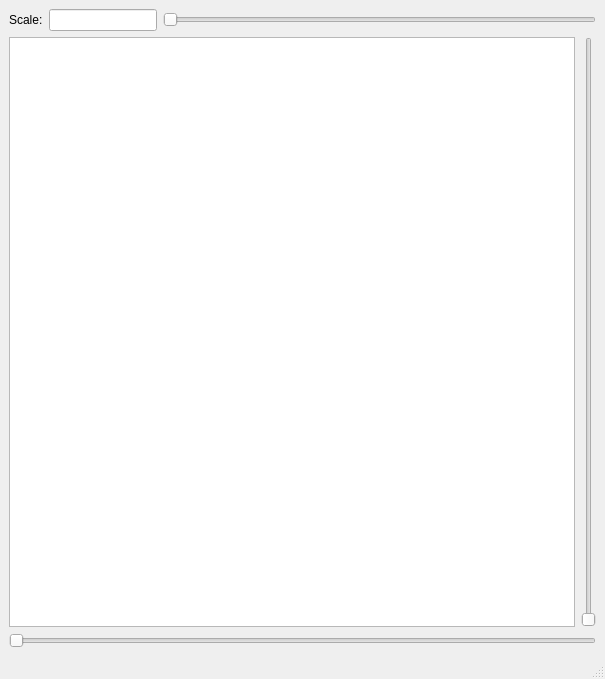
code-google-com/mayatools, file Maya_Tools/Developer/Main/UI/Decal_Form.ui: the form before one commit.
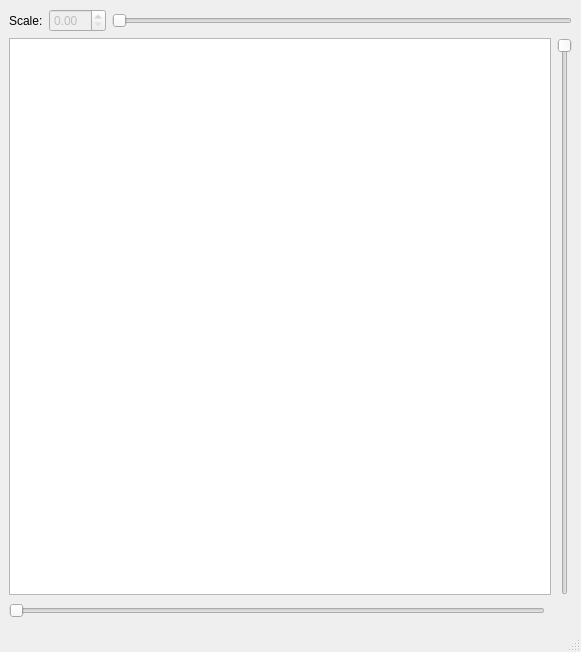
The form after the commit.

What changed in the file:
```diff
--- a/Maya_Tools/Developer/Main/UI/Decal_Form.ui
+++ b/Maya_Tools/Developer/Main/UI/Decal_Form.ui
@@ -6,15 +6,21 @@
    <rect>
     <x>0</x>
     <y>0</y>
-    <width>605</width>
-    <height>679</height>
+    <width>581</width>
+    <height>652</height>
    </rect>
   </property>
   <property name="windowTitle">
    <string>MainWindow</string>
   </property>
+  <property name="documentMode">
+   <bool>true</bool>
+  </property>
+  <property name="dockNestingEnabled">
+   <bool>true</bool>
+  </property>
   <widget class="QWidget" name="centralwidget">
-   <layout class="QVBoxLayout" name="verticalLayout_2">
+   <layout class="QVBoxLayout" name="verticalLayout">
     <item>
      <layout class="QHBoxLayout" name="horizontalLayout_2">
       <item>
@@ -25,17 +31,17 @@
        </widget>
       </item>
       <item>
-       <widget class="QLineEdit" name="lineEdit">
-        <property name="sizePolicy">
-         <sizepolicy hsizetype="Maximum" vsizetype="Fixed">
-          <horstretch>0</horstretch>
-          <verstretch>0</verstretch>
-         </sizepolicy>
+       <widget class="QDoubleSpinBox" name="doubleSpinBox">
+        <property name="enabled">
+         <bool>false</bool>
         </property>
        </widget>
       </item>
       <item>
        <widget class="QSlider" name="horizontalSlider_2">
+        <property name="enabled">
+         <bool>false</bool>
+        </property>
         <property name="orientation">
          <enum>Qt::Horizontal</enum>
         </property>
@@ -44,11 +50,15 @@
      </layout>
     </item>
     <item>
-     <layout class="QVBoxLayout" name="verticalLayout">
-      <item>
-       <layout class="QHBoxLayout" name="horizontalLayout">
+     <layout class="QHBoxLayout" name="horizontalLayout_3">
         <item>
          <widget class="QGraphicsView" name="graphicsView">
+        <property name="sizePolicy">
+         <sizepolicy hsizetype="MinimumExpanding" vsizetype="MinimumExpanding">
+          <horstretch>0</horstretch>
+          <verstretch>0</verstretch>
+         </sizepolicy>
+        </property>
           <property name="renderHints">
            <set>QPainter::Antialiasing|QPainter::HighQualityAntialiasing|QPainter::SmoothPixmapTransform|QPainter::TextAntialiasing</set>
           </property>
@@ -58,22 +68,33 @@
          </widget>
         </item>
         <item>
-         <widget class="QSlider" name="verticalSlider">
+       <widget class="QSlider" name="vSlider">
           <property name="sizePolicy">
            <sizepolicy hsizetype="Preferred" vsizetype="Preferred">
             <horstretch>0</horstretch>
             <verstretch>0</verstretch>
            </sizepolicy>
           </property>
+        <property name="maximum">
+         <number>99</number>
+        </property>
           <property name="orientation">
            <enum>Qt::Vertical</enum>
           </property>
+        <property name="invertedAppearance">
+         <bool>true</bool>
+        </property>
+        <property name="invertedControls">
+         <bool>true</bool>
+        </property>
          </widget>
         </item>
        </layout>
       </item>
       <item>
-       <widget class="QSlider" name="horizontalSlider">
+     <layout class="QHBoxLayout" name="horizontalLayout">
+      <item>
+       <widget class="QSlider" name="hSlider">
         <property name="sizePolicy">
          <sizepolicy hsizetype="Preferred" vsizetype="Fixed">
           <horstretch>0</horstretch>
@@ -85,6 +106,22 @@
         </property>
        </widget>
       </item>
+      <item>
+       <spacer name="horizontalSpacer">
+        <property name="orientation">
+         <enum>Qt::Horizontal</enum>
+        </property>
+        <property name="sizeType">
+         <enum>QSizePolicy::Fixed</enum>
+        </property>
+        <property name="sizeHint" stdset="0">
+         <size>
+          <width>27</width>
+          <height>20</height>
+         </size>
+        </property>
+       </spacer>
+      </item>
      </layout>
     </item>
    </layout>
```
Left out of the diff: 10 changed lines with no effect on the pictures. Lines whose indentation alone changed are shown as unchanged.
